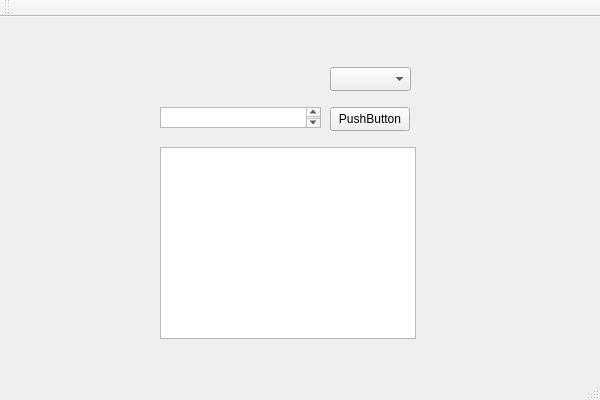
First picture: the form in gui.ui, repository A55AF/Autocomplete, before the edit.
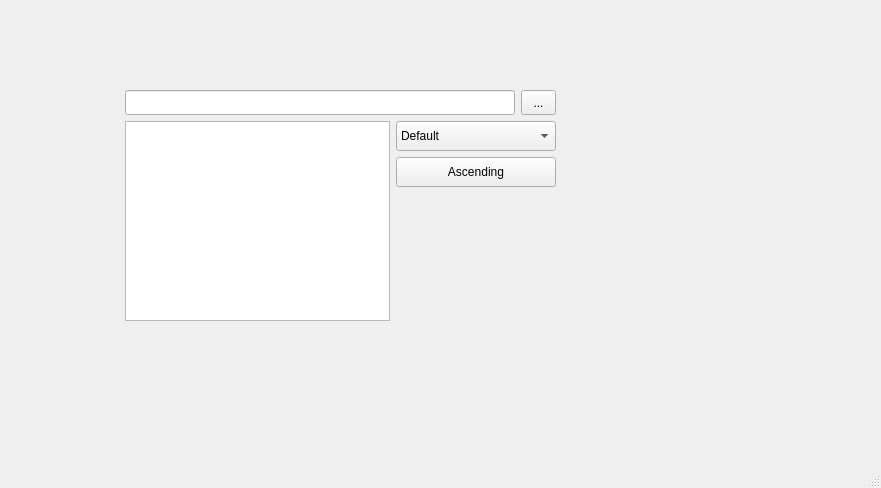
Second picture: the form after the edit. Icons and pictures are not drawn.

Patch:
```diff
--- a/gui.ui
+++ b/gui.ui
@@ -6,75 +6,238 @@
    <rect>
     <x>0</x>
     <y>0</y>
-    <width>600</width>
-    <height>400</height>
+    <width>881</width>
+    <height>488</height>
    </rect>
   </property>
   <property name="windowTitle">
    <string>Gui</string>
   </property>
   <widget class="QWidget" name="centralWidget">
-   <widget class="QListView" name="listView">
+   <widget class="QWidget" name="verticalLayoutWidget">
     <property name="geometry">
      <rect>
-      <x>160</x>
-      <y>130</y>
-      <width>256</width>
-      <height>192</height>
+      <x>110</x>
+      <y>70</y>
+      <width>461</width>
+      <height>309</height>
      </rect>
     </property>
+    <layout class="QVBoxLayout" name="mainLayout">
+     <property name="leftMargin">
+      <number>15</number>
+     </property>
+     <property name="topMargin">
+      <number>20</number>
+     </property>
+     <property name="rightMargin">
+      <number>15</number>
+     </property>
+     <property name="bottomMargin">
+      <number>20</number>
+     </property>
+     <item>
+      <layout class="QHBoxLayout" name="horizontalLayout_1">
+       <item>
+        <widget class="QLineEdit" name="searchTextField">
+         <property name="sizePolicy">
+          <sizepolicy hsizetype="Expanding" vsizetype="Expanding">
+           <horstretch>0</horstretch>
+           <verstretch>0</verstretch>
+          </sizepolicy>
+         </property>
+         <property name="minimumSize">
+          <size>
+           <width>150</width>
+           <height>25</height>
+          </size>
+         </property>
+         <property name="maximumSize">
+          <size>
+           <width>16777215</width>
+           <height>35</height>
+          </size>
+         </property>
+        </widget>
+       </item>
+       <item>
+        <widget class="QToolButton" name="clearTextField">
+         <property name="sizePolicy">
+          <sizepolicy hsizetype="Expanding" vsizetype="Expanding">
+           <horstretch>0</horstretch>
+           <verstretch>0</verstretch>
+          </sizepolicy>
+         </property>
+         <property name="minimumSize">
+          <size>
+           <width>25</width>
+           <height>25</height>
+          </size>
+         </property>
+         <property name="maximumSize">
+          <size>
+           <width>35</width>
+           <height>35</height>
+          </size>
+         </property>
+         <property name="text">
+          <string>...</string>
+         </property>
+         <property name="icon">
+          <iconset theme="QIcon::ThemeIcon::WindowClose"/>
+         </property>
+         <property name="iconSize">
+          <size>
+           <width>10</width>
+           <height>10</height>
+          </size>
+         </property>
+        </widget>
+       </item>
+      </layout>
+     </item>
+     <item>
+      <layout class="QHBoxLayout" name="horizontalLayout_2">
+       <property name="sizeConstraint">
+        <enum>QLayout::SizeConstraint::SetDefaultConstraint</enum>
+       </property>
+       <item>
+        <layout class="QVBoxLayout" name="verticalLayout_2">
+         <item>
+          <widget class="QListWidget" name="listView">
+           <property name="sizePolicy">
+            <sizepolicy hsizetype="Expanding" vsizetype="Expanding">
+             <horstretch>0</horstretch>
+             <verstretch>2</verstretch>
+            </sizepolicy>
+           </property>
+           <property name="minimumSize">
+            <size>
+             <width>160</width>
+             <height>200</height>
+            </size>
+           </property>
+           <property name="maximumSize">
+            <size>
+             <width>16777215</width>
+             <height>700</height>
+            </size>
+           </property>
+           <property name="frameShape">
+            <enum>QFrame::Shape::StyledPanel</enum>
+           </property>
+          </widget>
+         </item>
+         <item>
+          <spacer name="verticalSpacer_2">
+           <property name="orientation">
+            <enum>Qt::Orientation::Vertical</enum>
+           </property>
+           <property name="sizeHint" stdset="0">
+            <size>
+             <width>20</width>
+             <height>40</height>
+            </size>
+           </property>
+          </spacer>
+         </item>
+        </layout>
+       </item>
+       <item>
+        <layout class="QVBoxLayout" name="verticalLayout_1">
+         <item>
+          <widget class="QComboBox" name="searchMode">
+           <property name="sizePolicy">
+            <sizepolicy hsizetype="Expanding" vsizetype="Expanding">
+             <horstretch>0</horstretch>
+             <verstretch>0</verstretch>
+            </sizepolicy>
+           </property>
+           <property name="minimumSize">
+            <size>
+             <width>80</width>
+             <height>20</height>
+            </size>
+           </property>
+           <property name="maximumSize">
+            <size>
+             <width>160</width>
+             <height>30</height>
+            </size>
+           </property>
+           <item>
+            <property name="text">
+             <string>Default</string>
+            </property>
+           </item>
+           <item>
+            <property name="text">
+             <string>Shortest</string>
+            </property>
+           </item>
+           <item>
+            <property name="text">
+             <string>Lexographically</string>
+            </property>
+           </item>
+          </widget>
+         </item>
+         <item>
+          <widget class="QPushButton" name="sortBy">
+           <property name="sizePolicy">
+            <sizepolicy hsizetype="Expanding" vsizetype="Expanding">
+             <horstretch>0</horstretch>
+             <verstretch>0</verstretch>
+            </sizepolicy>
+           </property>
+           <property name="minimumSize">
+            <size>
+             <width>80</width>
+             <height>20</height>
+            </size>
+           </property>
+           <property name="maximumSize">
+            <size>
+             <width>160</width>
+             <height>30</height>
+            </size>
+           </property>
+           <property name="cursor">
+            <cursorShape>ArrowCursor</cursorShape>
+           </property>
+           <property name="text">
+            <string>Ascending</string>
+           </property>
+           <property name="icon">
+            <iconset theme="QIcon::ThemeIcon::GoDown"/>
+           </property>
+           <property name="iconSize">
+            <size>
+             <width>14</width>
+             <height>14</height>
+            </size>
+           </property>
+          </widget>
+         </item>
+         <item>
+          <spacer name="verticalSpacer">
+           <property name="orientation">
+            <enum>Qt::Orientation::Vertical</enum>
+           </property>
+           <property name="sizeHint" stdset="0">
+            <size>
+             <width>20</width>
+             <height>40</height>
+            </size>
+           </property>
+          </spacer>
+         </item>
+        </layout>
+       </item>
+      </layout>
+     </item>
+    </layout>
    </widget>
-   <widget class="QPushButton" name="pushButton">
-    <property name="geometry">
-     <rect>
-      <x>330</x>
-      <y>90</y>
-      <width>80</width>
-      <height>24</height>
-     </rect>
-    </property>
-    <property name="text">
-     <string>PushButton</string>
-    </property>
-   </widget>
-   <widget class="QComboBox" name="comboBox">
-    <property name="geometry">
-     <rect>
-      <x>330</x>
-      <y>50</y>
-      <width>81</width>
-      <height>24</height>
-     </rect>
-    </property>
-   </widget>
-   <widget class="QPlainTextEdit" name="plainTextEdit">
-    <property name="geometry">
-     <rect>
-      <x>160</x>
-      <y>90</y>
-      <width>161</width>
-      <height>21</height>
-     </rect>
-    </property>
-   </widget>
-  </widget>
-  <widget class="QMenuBar" name="menuBar">
-   <property name="geometry">
-    <rect>
-     <x>0</x>
-     <y>0</y>
-     <width>600</width>
-     <height>21</height>
-    </rect>
-   </property>
-  </widget>
-  <widget class="QToolBar" name="mainToolBar">
-   <attribute name="toolBarArea">
-    <enum>TopToolBarArea</enum>
-   </attribute>
-   <attribute name="toolBarBreak">
-    <bool>false</bool>
-   </attribute>
   </widget>
   <widget class="QStatusBar" name="statusBar"/>
  </widget>
```
Left out of the diff: 4 changed lines with no effect on the pictures.
